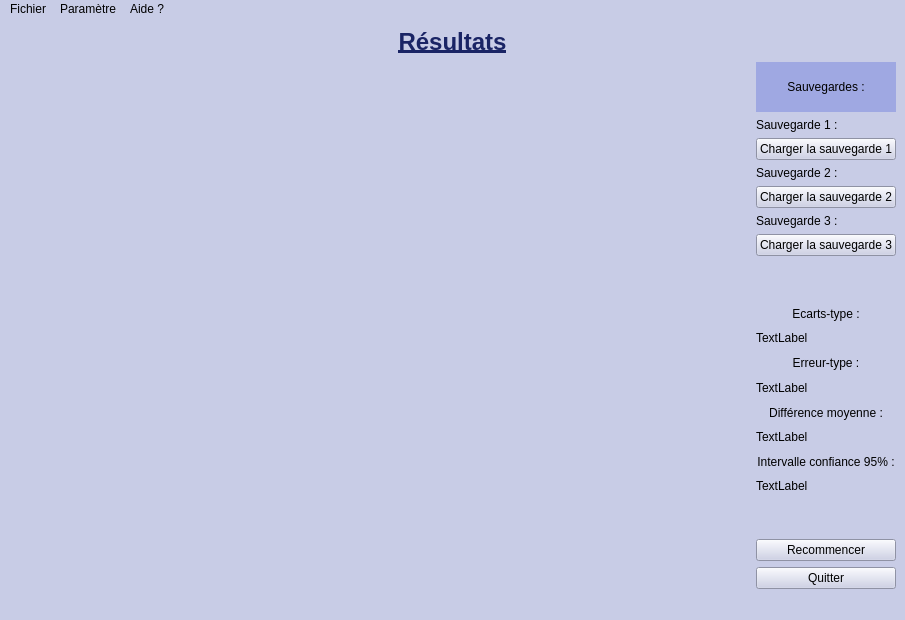
First picture: the form in HM40_projet_fitts_RENAUD_CHAUSSON/resultats.ui, repository Nellou90/HM40Fitts, before the edit.
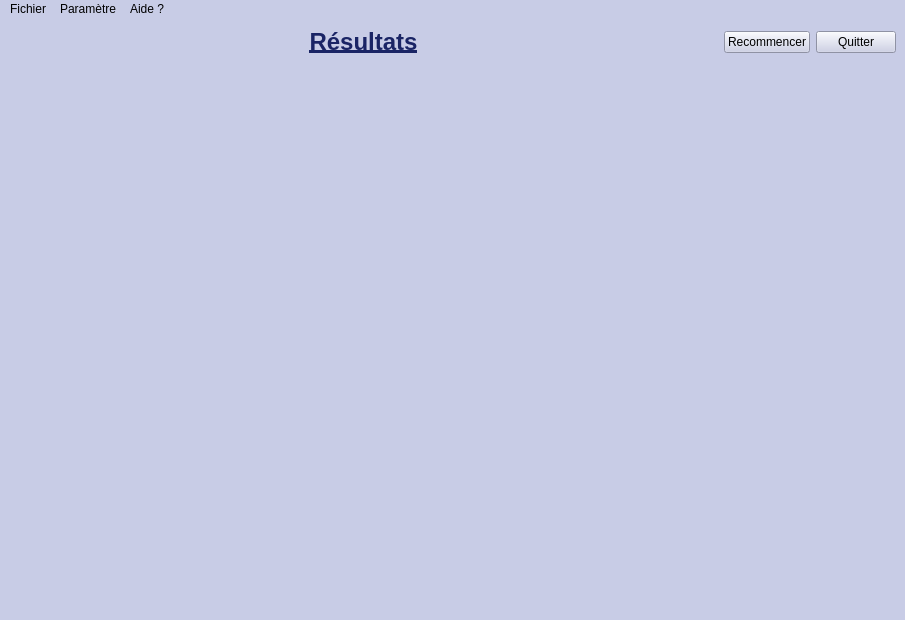
Second picture: the form after the edit.

```diff
--- a/HM40_projet_fitts_RENAUD_CHAUSSON/resultats.ui
+++ b/HM40_projet_fitts_RENAUD_CHAUSSON/resultats.ui
@@ -19,9 +19,15 @@
   <widget class="QWidget" name="centralwidget">
    <layout class="QVBoxLayout" name="verticalLayout_6">
     <item>
-     <layout class="QVBoxLayout" name="verticalLayout">
+     <layout class="QHBoxLayout" name="horizontalLayout">
       <item>
        <widget class="QLabel" name="label">
+        <property name="sizePolicy">
+         <sizepolicy hsizetype="MinimumExpanding" vsizetype="Preferred">
+          <horstretch>0</horstretch>
+          <verstretch>0</verstretch>
+         </sizepolicy>
+        </property>
         <property name="styleSheet">
          <string notr="true">font: 9pt &quot;Louis George Café&quot;;</string>
         </property>
@@ -33,6 +39,20 @@
         </property>
        </widget>
       </item>
+      <item>
+       <widget class="QPushButton" name="recommencer">
+        <property name="text">
+         <string>Recommencer</string>
+        </property>
+       </widget>
+      </item>
+      <item>
+       <widget class="QPushButton" name="QuitterResult">
+        <property name="text">
+         <string>Quitter</string>
+        </property>
+       </widget>
+      </item>
      </layout>
     </item>
     <item>
@@ -56,218 +76,6 @@
         </item>
        </layout>
       </item>
-      <item>
-       <layout class="QVBoxLayout" name="verticalLayout_3">
-        <item>
-         <layout class="QVBoxLayout" name="verticalLayout_2">
-          <item>
-           <widget class="QLabel" name="label_2">
-            <property name="sizePolicy">
-             <sizepolicy hsizetype="Preferred" vsizetype="Preferred">
-              <horstretch>0</horstretch>
-              <verstretch>0</verstretch>
-             </sizepolicy>
-            </property>
-            <property name="minimumSize">
-             <size>
-              <width>0</width>
-              <height>50</height>
-             </size>
-            </property>
-            <property name="styleSheet">
-             <string notr="true">background-color: rgb(159, 168, 226);
-</string>
-            </property>
-            <property name="text">
-             <string>Sauvegardes :</string>
-            </property>
-            <property name="alignment">
-             <set>Qt::AlignCenter</set>
-            </property>
-           </widget>
-          </item>
-          <item>
-           <widget class="QLabel" name="label_3">
-            <property name="text">
-             <string>Sauvegarde 1 :</string>
-            </property>
-           </widget>
-          </item>
-          <item>
-           <widget class="QPushButton" name="pushButton_4">
-            <property name="text">
-             <string>Charger la sauvegarde 1</string>
-            </property>
-           </widget>
-          </item>
-          <item>
-           <widget class="QLabel" name="label_4">
-            <property name="text">
-             <string>Sauvegarde 2 :</string>
-            </property>
-           </widget>
-          </item>
-          <item>
-           <widget class="QPushButton" name="pushButton_5">
-            <property name="text">
-             <string>Charger la sauvegarde 2</string>
-            </property>
-           </widget>
-          </item>
-          <item>
-           <widget class="QLabel" name="label_5">
-            <property name="text">
-             <string>Sauvegarde 3 :</string>
-            </property>
-           </widget>
-          </item>
-          <item>
-           <widget class="QPushButton" name="pushButton_6">
-            <property name="text">
-             <string>Charger la sauvegarde 3</string>
-            </property>
-           </widget>
-          </item>
-         </layout>
-        </item>
-        <item>
-         <layout class="QVBoxLayout" name="verticalLayout_4">
-          <item>
-           <spacer name="verticalSpacer_2">
-            <property name="orientation">
-             <enum>Qt::Vertical</enum>
-            </property>
-            <property name="sizeHint" stdset="0">
-             <size>
-              <width>20</width>
-              <height>40</height>
-             </size>
-            </property>
-           </spacer>
-          </item>
-          <item>
-           <widget class="QLabel" name="label_6">
-            <property name="sizePolicy">
-             <sizepolicy hsizetype="Preferred" vsizetype="MinimumExpanding">
-              <horstretch>0</horstretch>
-              <verstretch>0</verstretch>
-             </sizepolicy>
-            </property>
-            <property name="text">
-             <string>Ecarts-type :</string>
-            </property>
-            <property name="alignment">
-             <set>Qt::AlignCenter</set>
-            </property>
-           </widget>
-          </item>
-          <item>
-           <widget class="QLabel" name="label_10">
-            <property name="text">
-             <string>TextLabel</string>
-            </property>
-           </widget>
-          </item>
-          <item>
-           <widget class="QLabel" name="label_7">
-            <property name="sizePolicy">
-             <sizepolicy hsizetype="Preferred" vsizetype="MinimumExpanding">
-              <horstretch>0</horstretch>
-              <verstretch>0</verstretch>
-             </sizepolicy>
-            </property>
-            <property name="text">
-             <string>Erreur-type :</string>
-            </property>
-            <property name="alignment">
-             <set>Qt::AlignCenter</set>
-            </property>
-           </widget>
-          </item>
-          <item>
-           <widget class="QLabel" name="label_11">
-            <property name="text">
-             <string>TextLabel</string>
-            </property>
-           </widget>
-          </item>
-          <item>
-           <widget class="QLabel" name="label_8">
-            <property name="sizePolicy">
-             <sizepolicy hsizetype="Preferred" vsizetype="MinimumExpanding">
-              <horstretch>0</horstretch>
-              <verstretch>0</verstretch>
-             </sizepolicy>
-            </property>
-            <property name="text">
-             <string>Différence moyenne :</string>
-            </property>
-            <property name="alignment">
-             <set>Qt::AlignCenter</set>
-            </property>
-           </widget>
-          </item>
-          <item>
-           <widget class="QLabel" name="label_12">
-            <property name="text">
-             <string>TextLabel</string>
-            </property>
-           </widget>
-          </item>
-          <item>
-           <widget class="QLabel" name="label_9">
-            <property name="sizePolicy">
-             <sizepolicy hsizetype="Preferred" vsizetype="MinimumExpanding">
-              <horstretch>0</horstretch>
-              <verstretch>0</verstretch>
-             </sizepolicy>
-            </property>
-            <property name="text">
-             <string>Intervalle confiance 95% :</string>
-            </property>
-            <property name="alignment">
-             <set>Qt::AlignCenter</set>
-            </property>
-           </widget>
-          </item>
-          <item>
-           <widget class="QLabel" name="label_13">
-            <property name="text">
-             <string>TextLabel</string>
-            </property>
-           </widget>
-          </item>
-          <item>
-           <spacer name="verticalSpacer">
-            <property name="orientation">
-             <enum>Qt::Vertical</enum>
-            </property>
-            <property name="sizeHint" stdset="0">
-             <size>
-              <width>20</width>
-              <height>40</height>
-             </size>
-            </property>
-           </spacer>
-          </item>
-          <item>
-           <widget class="QPushButton" name="recommencer">
-            <property name="text">
-             <string>Recommencer</string>
-            </property>
-           </widget>
-          </item>
-          <item>
-           <widget class="QPushButton" name="QuitterResult">
-            <property name="text">
-             <string>Quitter</string>
-            </property>
-           </widget>
-          </item>
-         </layout>
-        </item>
-       </layout>
-      </item>
      </layout>
     </item>
    </layout>
```
